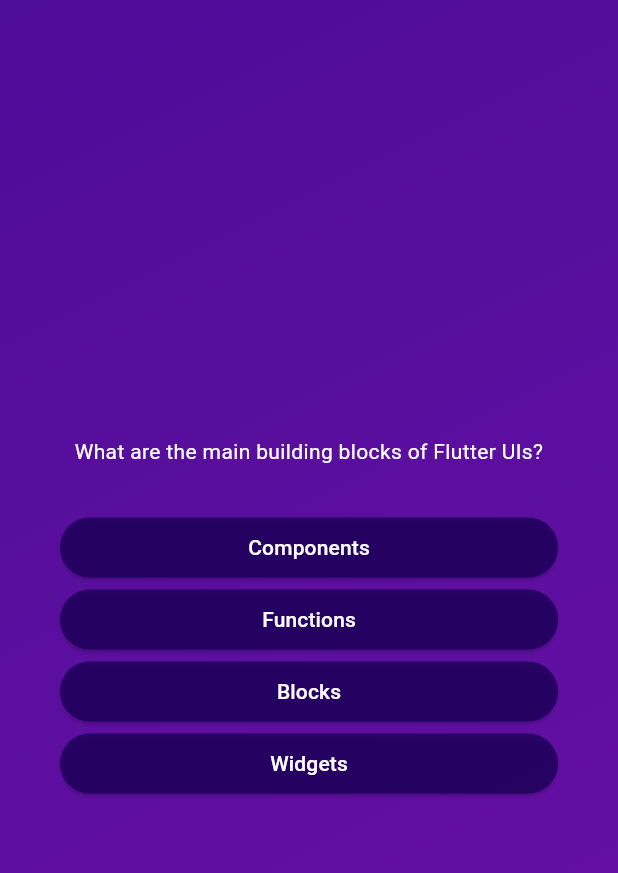
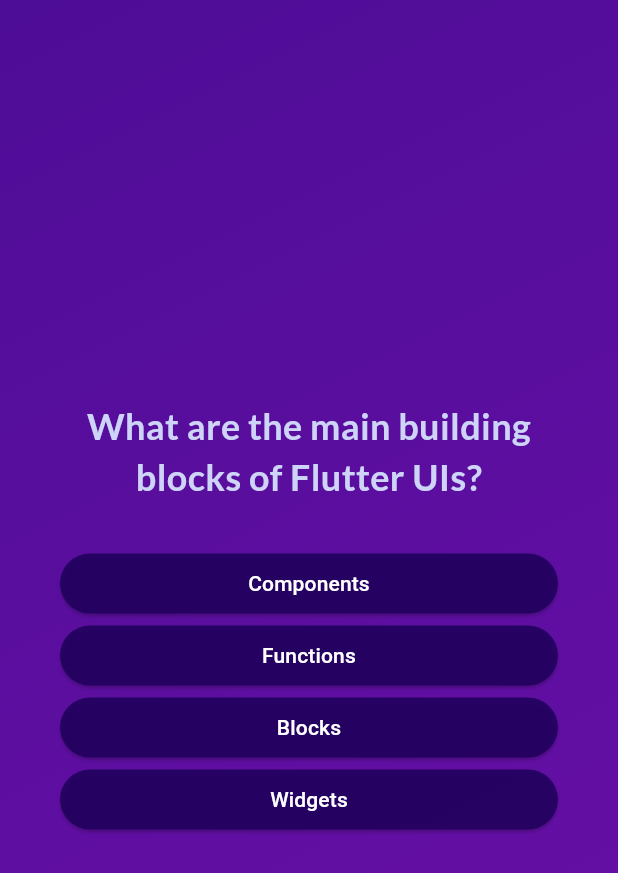
Before and after one commit to Emmanuel246/adv_basics, a Flutter app: the screen it shows after launch, after a tap on "Start Quiz", on a phone screen of 412 x 824 dp. Shown: the top 873 px of the screen. Run offline on Flutter 3.47's test engine with Material 3 defaults, Android fonts, the phone set to English and light mode, and no system bars; our stand-ins replace google_fonts.

Commit message:
google fonts

```diff
--- a/lib/answer_button.dart
+++ b/lib/answer_button.dart
@@ -18,7 +18,7 @@ class Answer extends StatelessWidget {
           borderRadius: BorderRadius.circular(40)
         )
       ) ,
-      child: Text(answerText),
+      child: Text(answerText, textAlign: TextAlign.center,),
     );
   }
 }
--- a/lib/question_screen.dart
+++ b/lib/question_screen.dart
@@ -1,6 +1,7 @@
 import 'package:adv_basics/answer_button.dart';
 import 'package:adv_basics/data/questions.dart';
 import 'package:flutter/material.dart';
+import 'package:google_fonts/google_fonts.dart';
 
 class QuestionsScreen extends StatefulWidget {
   const QuestionsScreen({super.key});
@@ -27,19 +28,23 @@ var currentQuetionIndex = 0;
     return SizedBox(
       width: double.infinity,
       child: Container(
-        margin: EdgeInsets.all(40),
+        margin: const EdgeInsets.all(40),
         child: Column(
           mainAxisAlignment: MainAxisAlignment.center,
           crossAxisAlignment: CrossAxisAlignment.stretch,
           children: [
              Text(
               currentQuetion.text,
-              style: TextStyle(color: Colors.white),
+              style: GoogleFonts.lato(
+                color: const Color.fromARGB(255, 205, 212, 248),
+                fontWeight: FontWeight.bold,
+                fontSize: 24
+              ),
               textAlign: TextAlign.center,
             ),
             const SizedBox(height: 30),
             ...currentQuetion.getShuffledAnswers().map((answer) {
-              return Answer(onTap: () {}, answerText: answer);
+              return Answer(onTap: answerQuestion, answerText: answer);
             })
 
           ],
--- a/lib/start_screen.dart
+++ b/lib/start_screen.dart
@@ -1,4 +1,5 @@
 import 'package:flutter/material.dart';
+import 'package:google_fonts/google_fonts.dart';
 
 class StartScreen extends StatelessWidget {
   const StartScreen(this.startQuiz, {super.key});
@@ -17,12 +18,12 @@ class StartScreen extends StatelessWidget {
         const SizedBox(
           height: 80,
         ),
-        const Text(
+         Text(
           'Learn Flutter the  fun way',
-          style: TextStyle(
-            color: Color.fromARGB(255, 237, 223, 253),
-            fontSize: 24,
-          ),
+          style: GoogleFonts.lato(
+            color: const Color.fromARGB(225, 237, 223, 252),
+            fontSize: 24
+          )
         ),
         const SizedBox(
           height: 30,
@@ -32,7 +33,7 @@ class StartScreen extends StatelessWidget {
           style: OutlinedButton.styleFrom(
           foregroundColor: Colors.white,),
           icon: const Icon(Icons.arrow_right_alt),
-          label: Text('Start Quiz'),
+          label: const Text('Start Quiz'),
         )
       ],
     ));
--- a/pubspec.yaml
+++ b/pubspec.yaml
@@ -35,6 +35,7 @@ dependencies:
   # The following adds the Cupertino Icons font to your application.
   # Use with the CupertinoIcons class for iOS style icons.
   cupertino_icons: ^1.0.2
+  google_fonts: ^6.2.1
 
 dev_dependencies:
   flutter_test:
```
Also changed, not shown: pubspec.lock, 1 other file.
